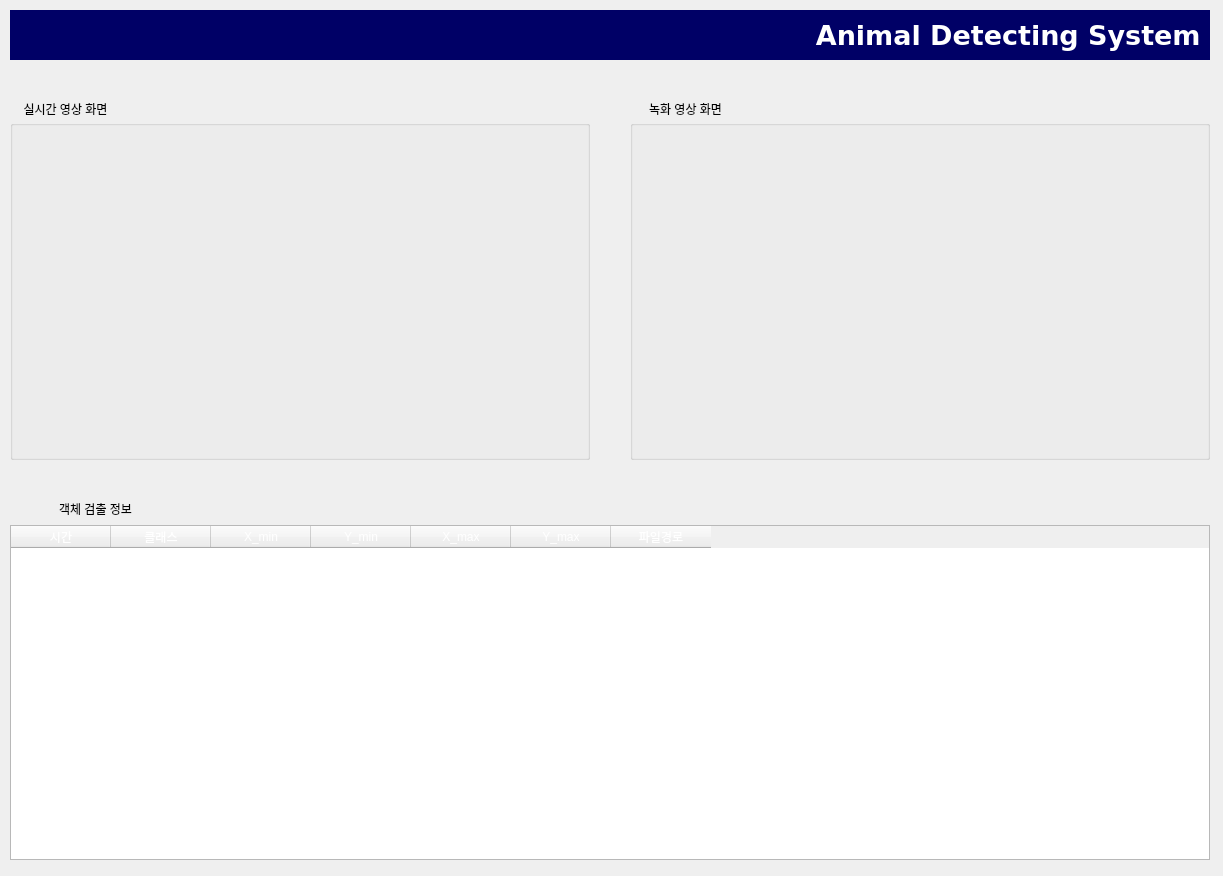
The window that tk_src/myui.ui (addinedu-ros-3rd/deeplearning-repo-5) describes before a commit, drawn with Qt 5.
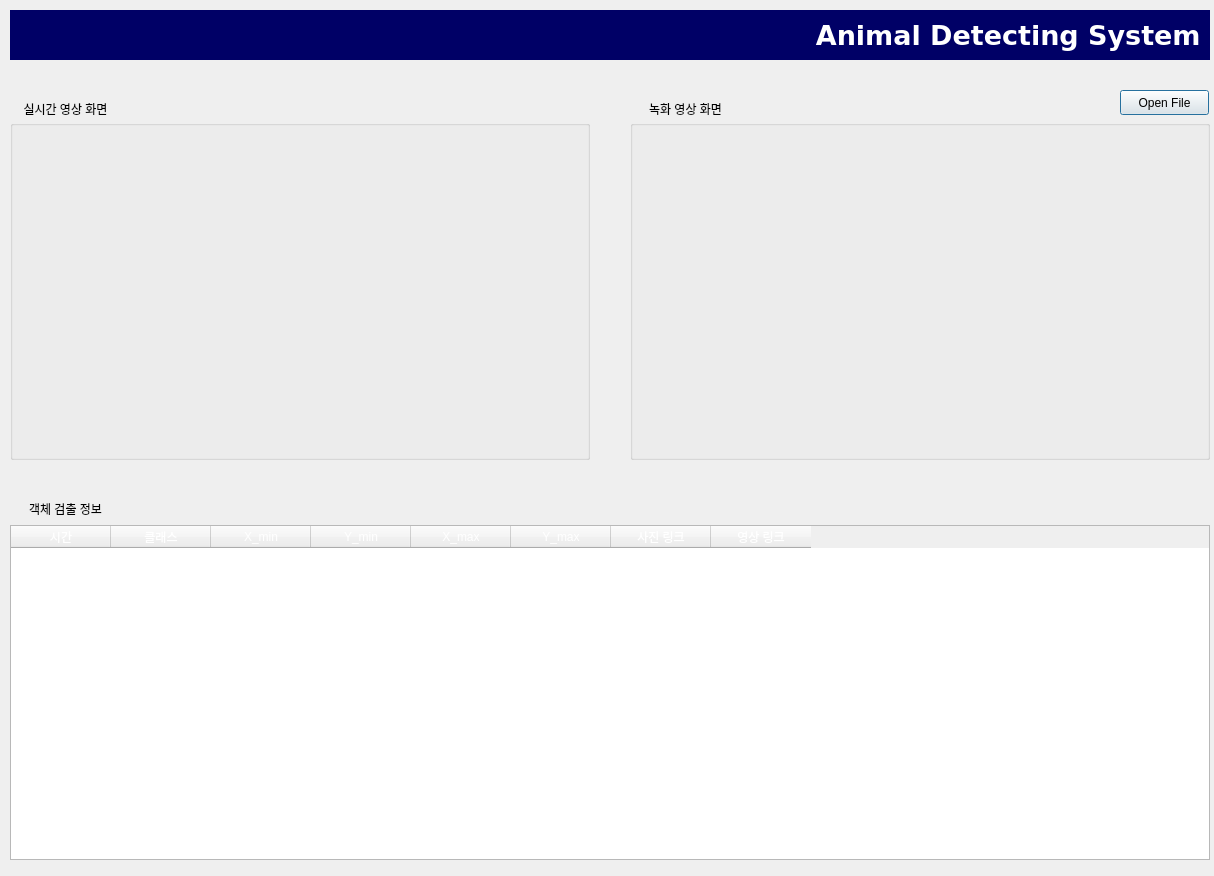
The same window after the commit.

```diff
--- a/tk_src/myui.ui
+++ b/tk_src/myui.ui
@@ -6,7 +6,7 @@
    <rect>
     <x>0</x>
     <y>0</y>
-    <width>1223</width>
+    <width>1214</width>
     <height>876</height>
    </rect>
   </property>
@@ -91,7 +91,7 @@
   <widget class="QLabel" name="label_3">
    <property name="geometry">
     <rect>
-     <x>40</x>
+     <x>10</x>
      <y>500</y>
      <width>111</width>
      <height>17</height>
@@ -241,7 +241,28 @@
    </column>
    <column>
     <property name="text">
-     <string>파일경로</string>
+     <string>사진 링크</string>
+    </property>
+    <property name="background">
+     <color>
+      <red>26</red>
+      <green>95</green>
+      <blue>180</blue>
+     </color>
+    </property>
+    <property name="foreground">
+     <brush brushstyle="SolidPattern">
+      <color alpha="255">
+       <red>255</red>
+       <green>255</green>
+       <blue>255</blue>
+      </color>
+     </brush>
+    </property>
+   </column>
+   <column>
+    <property name="text">
+     <string>영상 링크</string>
     </property>
     <property name="background">
      <color>
@@ -306,6 +327,19 @@
     <set>Qt::AlignCenter</set>
    </property>
   </widget>
+  <widget class="QPushButton" name="BtnOpen">
+   <property name="geometry">
+    <rect>
+     <x>1120</x>
+     <y>90</y>
+     <width>89</width>
+     <height>25</height>
+    </rect>
+   </property>
+   <property name="text">
+    <string>Open File</string>
+   </property>
+  </widget>
  </widget>
  <resources/>
  <connections/>
```
